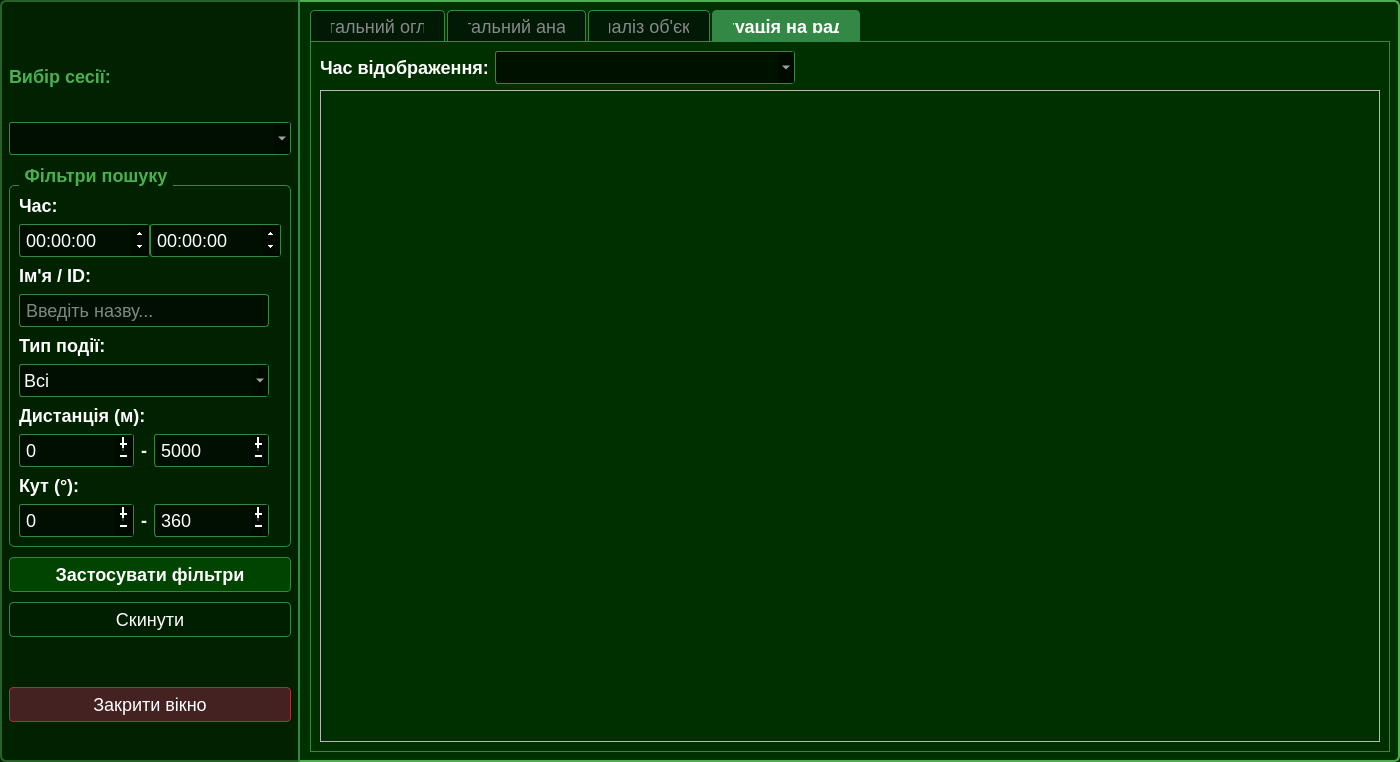
First picture: the form in app/ui/log_dialog.ui, repository VadymKotsiuba1808/SDR_Pi, before the edit.
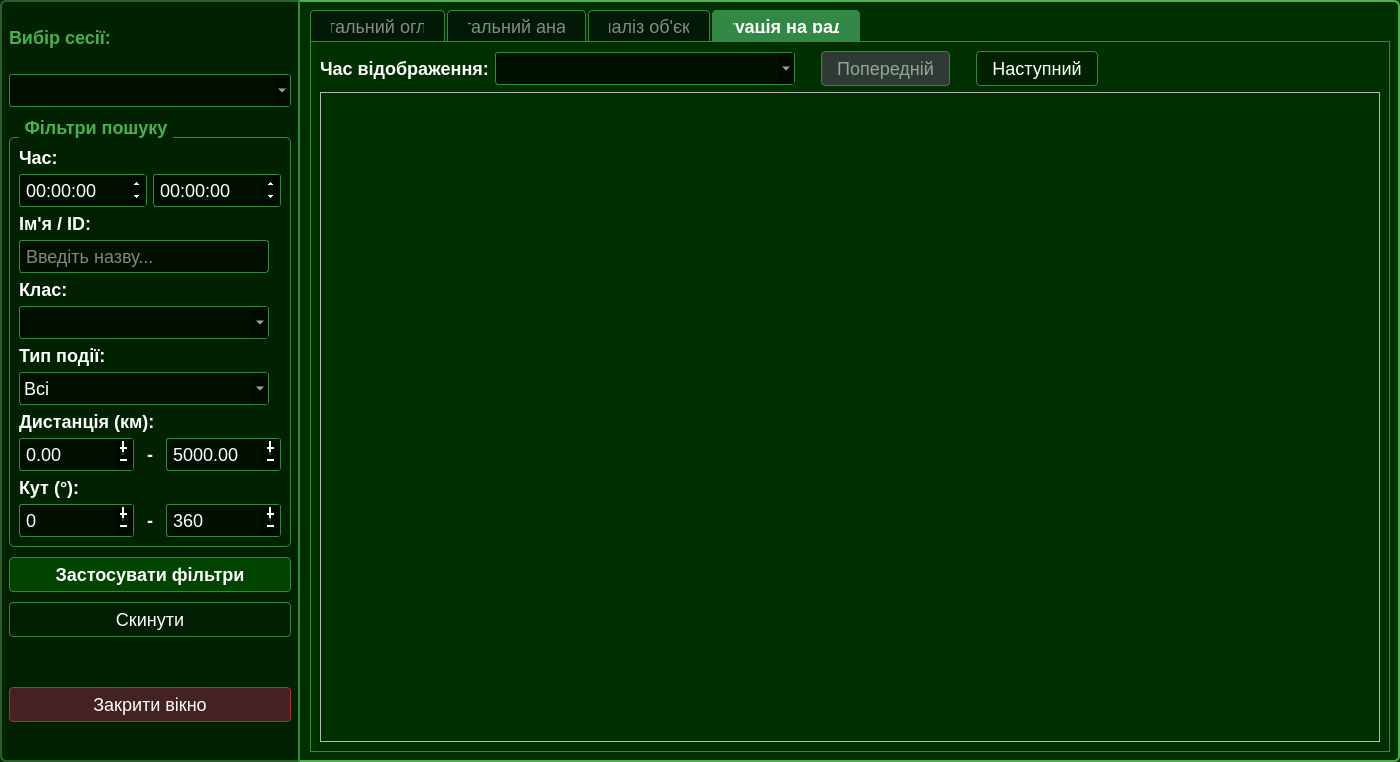
Second picture: the form after the edit. The open tabs and pages were chosen to show the change.

Diff of the .ui file:
```diff
--- a/app/ui/log_dialog.ui
+++ b/app/ui/log_dialog.ui
@@ -97,6 +97,14 @@
   color: #002509;
 }
 
+QPushButton:disabled {
+  border: 1px solid #5a6f5f;
+  background-color: #2f3a34;
+  color: #8fa89a;
+}
+
+
+
 QPushButton#btnApplyFilters {
   background-color: #004400;
   font-weight: bold;
@@ -189,7 +197,7 @@
        <number>10</number>
       </property>
       <property name="topMargin">
-       <number>40</number>
+       <number>10</number>
       </property>
       <property name="bottomMargin">
        <number>40</number>
@@ -212,18 +220,39 @@
         <property name="title">
          <string>Фільтри пошуку</string>
         </property>
-        <layout class="QFormLayout" name="formLayout">
-         <property name="verticalSpacing">
-          <number>8</number>
-         </property>
-         <item row="0" column="0">
+        <layout class="QVBoxLayout" name="verticalLayout_2">
+         <item>
           <widget class="QLabel" name="lblTime">
            <property name="text">
             <string>Час:</string>
            </property>
           </widget>
          </item>
-         <item row="2" column="0">
+         <item>
+          <layout class="QHBoxLayout" name="horizontalLayout">
+           <item>
+            <widget class="QDateTimeEdit" name="inpTimeStart">
+             <property name="displayFormat">
+              <string>HH:mm:ss</string>
+             </property>
+             <property name="calendarPopup">
+              <bool>true</bool>
+             </property>
+            </widget>
+           </item>
+           <item>
+            <widget class="QDateTimeEdit" name="inpTimeEnd">
+             <property name="displayFormat">
+              <string>HH:mm:ss</string>
+             </property>
+             <property name="calendarPopup">
+              <bool>true</bool>
+             </property>
+            </widget>
+           </item>
+          </layout>
+         </item>
+         <item>
           <widget class="QLabel" name="lblFilterName">
            <property name="minimumSize">
             <size>
@@ -236,7 +265,7 @@
            </property>
           </widget>
          </item>
-         <item row="3" column="0" colspan="2">
+         <item>
           <widget class="QLineEdit" name="inpFilterName">
            <property name="maximumSize">
             <size>
@@ -249,27 +278,69 @@
            </property>
           </widget>
          </item>
-         <item row="4" column="0">
+         <item>
+          <widget class="QLabel" name="lblFilterClass">
+           <property name="text">
+            <string>Клас:</string>
+           </property>
+          </widget>
+         </item>
+         <item>
+          <widget class="QComboBox" name="cmbFilterClass">
+           <property name="maximumSize">
+            <size>
+             <width>250</width>
+             <height>16777215</height>
+            </size>
+           </property>
+          </widget>
+         </item>
+         <item>
           <widget class="QLabel" name="lblFilterType">
            <property name="text">
             <string>Тип події:</string>
            </property>
           </widget>
          </item>
-         <item row="7" column="0">
+         <item>
+          <widget class="QComboBox" name="cmbFilterType">
+           <property name="maximumSize">
+            <size>
+             <width>250</width>
+             <height>16777215</height>
+            </size>
+           </property>
+           <item>
+            <property name="text">
+             <string>Всі</string>
+            </property>
+           </item>
+           <item>
+            <property name="text">
+             <string>Детекція (Detection)</string>
+            </property>
+           </item>
+           <item>
+            <property name="text">
+             <string>Хибна тривога (False)</string>
+            </property>
+           </item>
+          </widget>
+         </item>
+         <item>
           <widget class="QLabel" name="lblDist">
            <property name="text">
-            <string>Дистанція (м):</string>
+            <string>Дистанція (км):</string>
            </property>
           </widget>
          </item>
-         <item row="8" column="0">
+         <item>
           <layout class="QHBoxLayout" name="layoutDist">
            <property name="spacing">
             <number>0</number>
            </property>
            <item>
-            <widget class="QSpinBox" name="inpDistMin">
+            <widget class="QDoubleSpinBox" name="inpDistMin">
              <property name="minimumSize">
               <size>
                <width>115</width>
@@ -280,10 +351,7 @@
               <enum>QAbstractSpinBox::ButtonSymbols::PlusMinus</enum>
              </property>
              <property name="maximum">
-              <number>50000</number>
-             </property>
-             <property name="value">
-              <number>0</number>
+              <double>999.990000000000009</double>
              </property>
             </widget>
            </item>
@@ -304,7 +372,7 @@
             </widget>
            </item>
            <item>
-            <widget class="QSpinBox" name="inpDistMax">
+            <widget class="QDoubleSpinBox" name="inpDistMax">
              <property name="minimumSize">
               <size>
                <width>115</width>
@@ -315,23 +383,23 @@
               <enum>QAbstractSpinBox::ButtonSymbols::PlusMinus</enum>
              </property>
              <property name="maximum">
-              <number>50000</number>
+              <double>5999.989999999999782</double>
              </property>
              <property name="value">
-              <number>5000</number>
+              <double>5000.000000000000000</double>
              </property>
             </widget>
            </item>
           </layout>
          </item>
-         <item row="9" column="0">
+         <item>
           <widget class="QLabel" name="lblAngle">
            <property name="text">
             <string>Кут (°):</string>
            </property>
           </widget>
          </item>
-         <item row="10" column="0">
+         <item>
           <layout class="QHBoxLayout" name="layoutAngle">
            <property name="spacing">
             <number>0</number>
@@ -389,55 +457,6 @@
            </item>
           </layout>
          </item>
-         <item row="1" column="0" colspan="2">
-          <layout class="QHBoxLayout" name="horizontalLayout">
-           <item>
-            <widget class="QDateTimeEdit" name="inpTimeStart">
-             <property name="displayFormat">
-              <string>HH:mm:ss</string>
-             </property>
-             <property name="calendarPopup">
-              <bool>true</bool>
-             </property>
-            </widget>
-           </item>
-           <item>
-            <widget class="QDateTimeEdit" name="inpTimeEnd">
-             <property name="displayFormat">
-              <string>HH:mm:ss</string>
-             </property>
-             <property name="calendarPopup">
-              <bool>true</bool>
-             </property>
-            </widget>
-           </item>
-          </layout>
-         </item>
-         <item row="5" column="0" colspan="2">
-          <widget class="QComboBox" name="cmbFilterType">
-           <property name="maximumSize">
-            <size>
-             <width>250</width>
-             <height>16777215</height>
-            </size>
-           </property>
-           <item>
-            <property name="text">
-             <string>Всі</string>
-            </property>
-           </item>
-           <item>
-            <property name="text">
-             <string>Детекція (Detection)</string>
-            </property>
-           </item>
-           <item>
-            <property name="text">
-             <string>Хибна тривога (False)</string>
-            </property>
-           </item>
-          </widget>
-         </item>
         </layout>
        </widget>
       </item>
@@ -734,6 +753,55 @@
               </property>
              </widget>
             </item>
+            <item>
+             <spacer name="horizontalSpacer_2">
+              <property name="orientation">
+               <enum>Qt::Orientation::Horizontal</enum>
+              </property>
+              <property name="sizeType">
+               <enum>QSizePolicy::Policy::Minimum</enum>
+              </property>
+              <property name="sizeHint" stdset="0">
+               <size>
+                <width>20</width>
+                <height>20</height>
+               </size>
+              </property>
+             </spacer>
+            </item>
+            <item>
+             <widget class="QPushButton" name="btnSituationPrev">
+              <property name="enabled">
+               <bool>false</bool>
+              </property>
+              <property name="text">
+               <string>Попередній</string>
+              </property>
+             </widget>
+            </item>
+            <item>
+             <spacer name="horizontalSpacer">
+              <property name="orientation">
+               <enum>Qt::Orientation::Horizontal</enum>
+              </property>
+              <property name="sizeType">
+               <enum>QSizePolicy::Policy::Minimum</enum>
+              </property>
+              <property name="sizeHint" stdset="0">
+               <size>
+                <width>20</width>
+                <height>20</height>
+               </size>
+              </property>
+             </spacer>
+            </item>
+            <item>
+             <widget class="QPushButton" name="btnSituationNext">
+              <property name="text">
+               <string>Наступний</string>
+              </property>
+             </widget>
+            </item>
             <item>
              <spacer name="horizontalSpacer_Sit">
               <property name="orientation">
```
Left out of the diff: 4 changed lines with no effect on the pictures.
